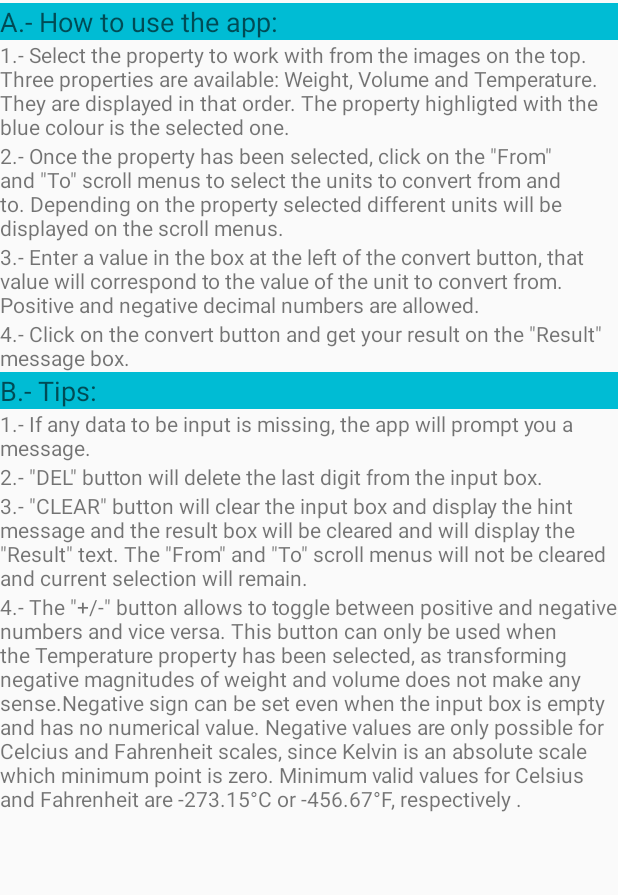
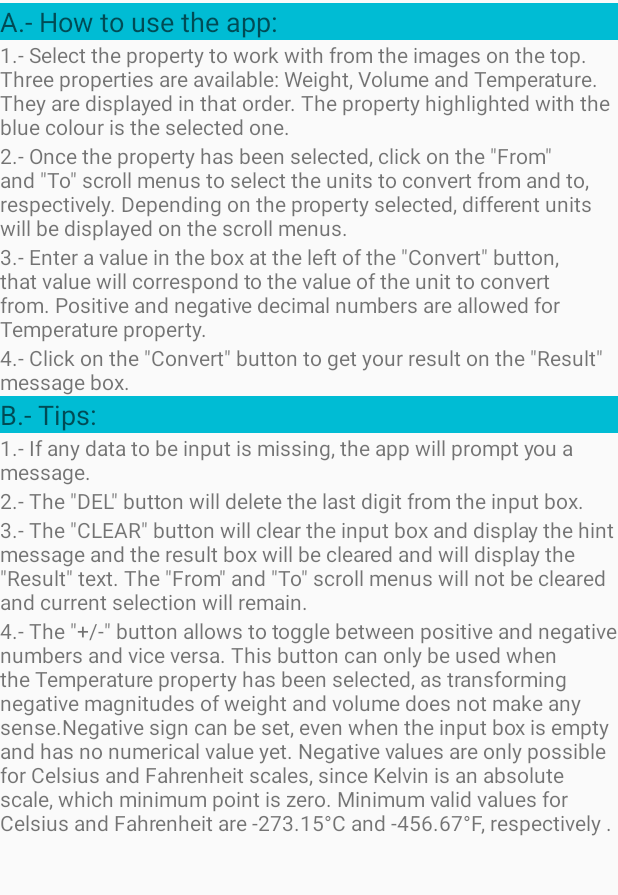
Before and after one commit to jlrods/GisesCookingunitconverter, an Android app: the AboutActivity screen opened directly, with no data from a screen before it, on a phone screen of 412 x 824 dp, the part 78-973 px from its top. Run offline under Robolectric (Android 15) with nearby library versions, the phone set to English and light mode, and no system bars.

Commit message:
Update all text messages

```diff
--- a/app/src/main/java/io/github/jlrods/gisescookingunitconverter/MainActivity.java
+++ b/app/src/main/java/io/github/jlrods/gisescookingunitconverter/MainActivity.java
@@ -105,7 +105,7 @@ public class MainActivity extends AppCompatActivity {
         Log.d("Ent_main","Enter onCreate on MainActivity.");
         //Set layout
         setContentView(R.layout.activity_main);
-        //Create and instantiate imageViews for each available propertiy
+        //Create and instantiate imageViews for each available proprerty
         imgWeight = (ImageView) this.findViewById(R.id.imgWeight);
         imgVolume = (ImageView) this.findViewById(R.id.imgVolume);
         imgTemperature = (ImageView) this.findViewById(R.id.imgTemperature);
--- a/app/src/main/res/values/strings.xml
+++ b/app/src/main/res/values/strings.xml
@@ -27,27 +27,27 @@
     <string name="Welcome">Welcome!!!</string>
     <string name="aboutText1">A.- How to use the app:</string>
     <string name="aboutText2">1.- Select the property to work with from the images on the top. Three
-    properties are available: Weight, Volume and Temperature. They are displayed in that order. The property highligted
+    properties are available: Weight, Volume and Temperature. They are displayed in that order. The property highlighted
     with the blue colour is the selected one.</string>
     <string name="aboutText3">2.- Once the property has been selected, click on the \"From\" and \"To\" scroll menus to select
-    the units to convert from and to. Depending on the property selected different units will be displayed on the
+    the units to convert from and to, respectively. Depending on the property selected, different units will be displayed on the
     scroll menus.</string>
-    <string name="aboutText4">3.- Enter a value in the box at the left of the convert button, that value will correspond
-    to the value of the unit to convert from. Positive and negative decimal numbers are allowed.</string>
-    <string name="aboutText5">4.- Click on the convert button and get your result on the \"Result\" message box.</string>
+    <string name="aboutText4">3.- Enter a value in the box at the left of the \"Convert\" button, that value will correspond
+    to the value of the unit to convert from. Positive and negative decimal numbers are allowed for Temperature property.</string>
+    <string name="aboutText5">4.- Click on the \"Convert\" button to get your result on the \"Result\" message box.</string>
     <string name="aboutText6">B.- Tips:</string>
     <string name="aboutText7">1.- If any data to be input is missing, the app will prompt you a message.</string>
-    <string name="aboutText8">2.- \"DEL\"  button will delete the last digit from the input box.</string>
-    <string name="aboutText9">3.- \"CLEAR\"  button will clear the input box and display the hint message and the result
+    <string name="aboutText8">2.- The \"DEL\"  button will delete the last digit from the input box.</string>
+    <string name="aboutText9">3.- The \"CLEAR\"  button will clear the input box and display the hint message and the result
         box will be cleared and will display the \"Result\" text. The \"From\" and \"To\" scroll menus will not
         be cleared and current selection will remain.</string>
     <string name="aboutText10">4.- The \"+/-\" button allows to toggle between positive and negative numbers and
         vice versa. This button can only be used when the Temperature property has been selected, as transforming
-        negative magnitudes of weight and volume does not make any sense.Negative sign can be set even when the
-        input box is empty and has no numerical value. Negative values are only possible for Celcius and Fahrenheit scales,
-        since Kelvin is an absolute scale which minimum point is zero. Minimum valid values for Celsius and Fahrenheit
-        are -273.15°C or -456.67°F, respectively .</string>
+        negative magnitudes of weight and volume does not make any sense.Negative sign can be set, even when the
+        input box is empty and has no numerical value yet. Negative values are only possible for Celsius and Fahrenheit scales,
+        since Kelvin is an absolute scale, which minimum point is zero. Minimum valid values for Celsius and Fahrenheit
+        are -273.15°C and -456.67°F, respectively .</string>
     <string name="Preference1Title">Default Property</string>
     <string name="Preference1Description">Select the default property at the app launching.</string>
-    <string name="InvalidTemp">Invalid. The value you try to convert to is below the Absolute zero mark (0K, -273.15°C or -456.67°F)</string>
+    <string name="InvalidTemp">Invalid. The value you try to convert from is below the Absolute zero mark (0K, -273.15°C or -456.67°F)</string>
 </resources>
```
